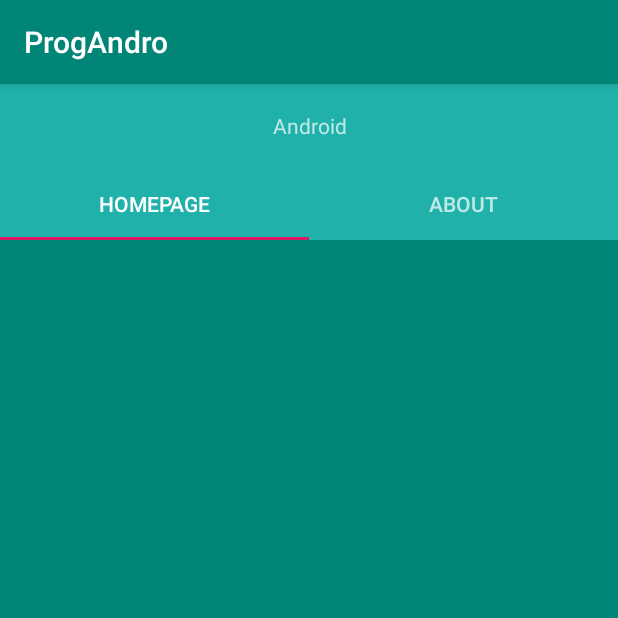
After one commit to Rutfebrianti/ProgAndro, an Android app: the HomePageActivity screen opened directly, with no data from a screen before it, on a phone screen of 412 x 824 dp, the top half of it. The commit adds this screen. Run offline under Robolectric (Android 15) with nearby library versions, the phone set to English and light mode, and no system bars.

Commit message:
Add Tab Layout and View Pager

```diff
--- a/app/build.gradle
+++ b/app/build.gradle
@@ -23,7 +23,12 @@ dependencies {
     implementation fileTree(dir: 'libs', include: ['*.jar'])
     implementation 'androidx.appcompat:appcompat:1.0.2'
     implementation 'androidx.constraintlayout:constraintlayout:1.1.3'
+    implementation 'androidx.lifecycle:lifecycle-extensions:2.2.0'
     testImplementation 'junit:junit:4.12'
     androidTestImplementation 'androidx.test.ext:junit:1.1.0'
     androidTestImplementation 'androidx.test.espresso:espresso-core:3.1.1'
+    implementation 'com.google.android.material:material:1.0.0'
+    implementation 'com.android.support:design:23.0.0'
+    implementation 'com.google.android.material:material:1.0.0'
+    implementation 'com.google.android.material:material:1.0.0-rc01'
 }
--- a/app/src/main/AndroidManifest.xml
+++ b/app/src/main/AndroidManifest.xml
@@ -9,15 +9,15 @@
         android:roundIcon="@mipmap/ic_launcher_round"
         android:supportsRtl="true"
         android:theme="@style/AppTheme">
-        <activity android:name=".MainActivity">
+        <activity android:name=".Login">
             <intent-filter>
                 <action android:name="android.intent.action.MAIN" />
 
                 <category android:name="android.intent.category.LAUNCHER" />
             </intent-filter>
         </activity>
-        <activity android:name=".Home">
-        </activity>
+        <activity android:name=".HomePageActivity"/>
+        <activity android:name=".AboutActivity"/>
     </application>
 
 </manifest>
--- /dev/null
+++ b/app/src/main/java/com/example/progandro/About.java
@@ -0,0 +1,21 @@
+package com.example.progandro;
+
+import android.os.Bundle;
+import android.view.LayoutInflater;
+import android.view.View;
+import android.view.ViewGroup;
+
+import androidx.annotation.NonNull;
+import androidx.annotation.Nullable;
+import androidx.fragment.app.Fragment;
+
+
+public class About extends Fragment {
+
+        @Override
+        public View onCreateView(@NonNull LayoutInflater inflater, @Nullable ViewGroup viewGroup, @Nullable Bundle savedInstanceState) {
+            super.onCreateView(inflater, viewGroup, savedInstanceState);
+            System.out.println("tes");
+            return inflater.inflate(R.layout.about_fragment, viewGroup, false);
+        }
+    }
--- /dev/null
+++ b/app/src/main/java/com/example/progandro/HomePageActivity.java
@@ -0,0 +1,32 @@
+package com.example.progandro;
+
+import android.os.Bundle;
+import android.view.View;
+import androidx.appcompat.app.AppCompatActivity;
+import androidx.core.app.NotificationManagerCompat;
+import androidx.viewpager.widget.ViewPager;
+import com.google.android.material.tabs.TabLayout;
+
+
+public class HomePageActivity extends AppCompatActivity {
+    private View view;
+    private NotificationManagerCompat notificationManagerCompat;
+    private static final String TAG = "Activities";
+    @Override
+    protected void onCreate(Bundle savedInstanceState){
+        super.onCreate(savedInstanceState);
+        setContentView(R.layout.homepage);
+
+        ViewPager viewPager = findViewById(R.id.viewPager);
+        viewPager.setAdapter(new ViewAdapter(getSupportFragmentManager()));
+
+        TabLayout tabLayout = findViewById(R.id.tab);
+        tabLayout.setupWithViewPager(viewPager);
+        tabLayout.getTabAt(0);
+        tabLayout.getTabAt(1);
+        tabLayout.getTabAt(2);
+
+        notificationManagerCompat = NotificationManagerCompat.from(this);
+
+    }
+}
--- /dev/null
+++ b/app/src/main/java/com/example/progandro/Homepage.java
@@ -0,0 +1,17 @@
+package com.example.progandro;
+
+import android.os.Bundle;
+import android.view.LayoutInflater;
+import android.view.View;
+import android.view.ViewGroup;
+import androidx.annotation.NonNull;
+import androidx.fragment.app.Fragment;
+
+
+public class Homepage extends Fragment {
+    @Override
+    public View onCreateView(@NonNull LayoutInflater inflater, ViewGroup viewGroup, Bundle savedInstanceState){
+        super.onCreateView(inflater,viewGroup,savedInstanceState);
+        return inflater.inflate(R.layout.home_fragment, viewGroup, false);
+    }
+}
--- /dev/null
+++ b/app/src/main/java/com/example/progandro/ViewAdapter.java
@@ -0,0 +1,35 @@
+package com.example.progandro;
+
+import androidx.fragment.app.Fragment;
+import androidx.fragment.app.FragmentManager;
+import androidx.fragment.app.FragmentPagerAdapter;
+
+public class ViewAdapter extends FragmentPagerAdapter {
+
+    private Fragment[] activities;
+
+    public ViewAdapter(FragmentManager fragmentManager){
+        super(fragmentManager);
+        activities = new Fragment[]{
+                new Homepage(),
+                new About(),
+        };
+    }
+
+    @Override
+    public Fragment getItem(int position) {
+        return activities[position];
+    }
+
+    @Override
+    public int getCount(){
+        return activities.length;
+    }
+
+    @Override
+    public CharSequence getPageTitle(int position){
+        String title = getItem(position).getClass().getName();
+        return title.subSequence(title.lastIndexOf(".") + 1, title.length());
+    }
+
+}
--- /dev/null
+++ b/app/src/main/res/layout/home_fragment.xml
@@ -0,0 +1,14 @@
+<?xml version="1.0" encoding="utf-8"?>
+<androidx.constraintlayout.widget.ConstraintLayout
+    xmlns:android="http://schemas.android.com/apk/res/android"
+    android:orientation="vertical"
+    android:layout_width="match_parent"
+    android:layout_height="match_parent">
+
+    <androidx.recyclerview.widget.RecyclerView
+        android:id="@+id/recyclerView"
+        android:nestedScrollingEnabled="false"
+        android:layout_width="match_parent"
+        android:layout_height="wrap_content"/>
+
+</androidx.constraintlayout.widget.ConstraintLayout>
--- /dev/null
+++ b/app/src/main/res/layout/homepage.xml
@@ -0,0 +1,39 @@
+<?xml version="1.0" encoding="utf-8"?>
+<androidx.constraintlayout.widget.ConstraintLayout xmlns:android="http://schemas.android.com/apk/res/android"
+    xmlns:app="http://schemas.android.com/apk/res-auto"
+    xmlns:tools="http://schemas.android.com/tools"
+    android:orientation="vertical"
+    android:layout_width="match_parent"
+    android:layout_height="match_parent">
+
+    <com.google.android.material.appbar.AppBarLayout
+        android:layout_width="match_parent"
+        android:layout_height="wrap_content"
+        android:theme="@style/AppTheme.AppBarOverlay"
+        tools:ignore="MissingConstraints">
+
+        <TextView
+            android:id="@+id/judul"
+            android:layout_width="match_parent"
+            android:layout_height="wrap_content"
+            android:layout_gravity="center_horizontal"
+            android:gravity="center"
+            android:minHeight="?actionBarSize"
+            android:padding="16dp"
+            android:background="@color/colorSeaGreen"
+            android:text="@string/android"/>
+
+    <androidx.viewpager.widget.ViewPager
+        android:id="@+id/viewPager"
+        android:layout_width="match_parent"
+        android:layout_height="match_parent"
+        app:layout_editor_absoluteX="-16dp"
+        app:layout_editor_absoluteY="-36dp">
+        <com.google.android.material.tabs.TabLayout
+            android:id="@+id/tab"
+            android:background="@color/colorSeaGreen"
+            android:layout_width="match_parent"
+            android:layout_height="wrap_content"/>
+    </androidx.viewpager.widget.ViewPager>
+    </com.google.android.material.appbar.AppBarLayout>
+</androidx.constraintlayout.widget.ConstraintLayout>
--- a/app/src/main/res/layout/activity_main.xml
+++ b/app/src/main/res/layout/login.xml
@@ -5,7 +5,7 @@
     android:layout_width="match_parent"
     android:layout_height="match_parent"
     android:background="@color/colorBlue"
-    tools:context=".MainActivity">
+    tools:context=".Login">
 
     <Button
         android:id="@+id/login"
--- /dev/null
+++ b/app/src/main/res/values-w820dp/dimens.xml
@@ -0,0 +1,6 @@
+<resources>
+    <!-- Example customization of dimensions originally defined in res/values/dimens.xml
+         (such as screen margins) for screens with more than 820dp of available width. This
+         would include 7" and 10" devices in landscape (~960dp and ~1280dp respectively). -->
+    <dimen name="activity_horizontal_margin">64dp</dimen>
+</resources>
--- a/app/src/main/res/values/colors.xml
+++ b/app/src/main/res/values/colors.xml
@@ -4,4 +4,5 @@
     <color name="colorPrimaryDark">#00574B</color>
     <color name="colorAccent">#D81B60</color>
     <color name="colorBlue">#c2deeb</color>
+    <color name="colorSeaGreen">#20b2aa</color>
 </resources>
--- a/app/src/main/res/values/strings.xml
+++ b/app/src/main/res/values/strings.xml
@@ -5,4 +5,9 @@
     <string name="password">Password</string>
     <string name="email">Email</string>
     <string name="not_a_member">Not A member? Join now</string>
+    <string name="title_activity_tab">TabActivity</string>
+    <string name="tab_text_1">Tab 1</string>
+    <string name="tab_text_2">Tab 2</string>
+    <string name="nama">Rut Febrianty 71170225</string>
+    <string name="android">Android</string>
 </resources>
```
Also changed, not shown: app/src/main/java/com/example/progandro/AboutActivity.java (added, +14 -0 lines), app/src/main/java/com/example/progandro/Home.java (deleted, +0 -15 lines), app/src/main/java/com/example/progandro/Login.java (renamed from app/src/main/java/com/example/progandro/MainActivity.java, +5 -5 lines), app/src/main/res/layout/about.xml (added, +10 -0 lines), app/src/main/res/layout/about_fragment.xml (renamed from app/src/main/res/layout/home.xml, +4 -5 lines), app/src/main/res/values/dimens.xml (added, +8 -0 lines), app/src/main/res/values/styles.xml (+9 -0 lines).
